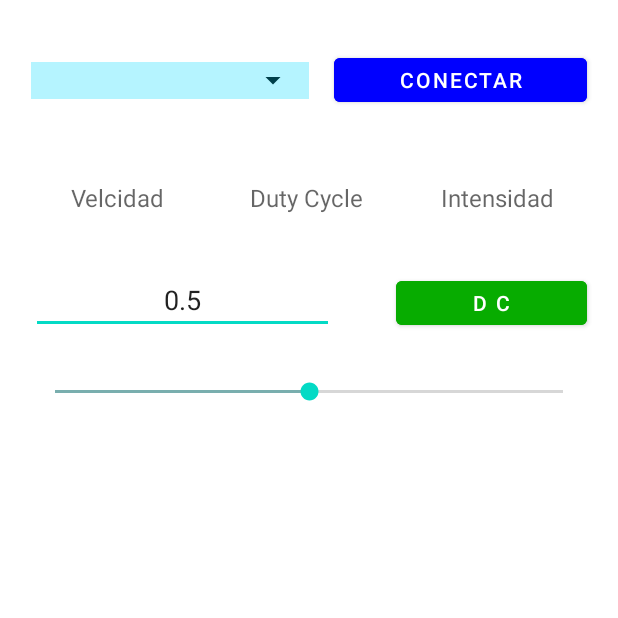
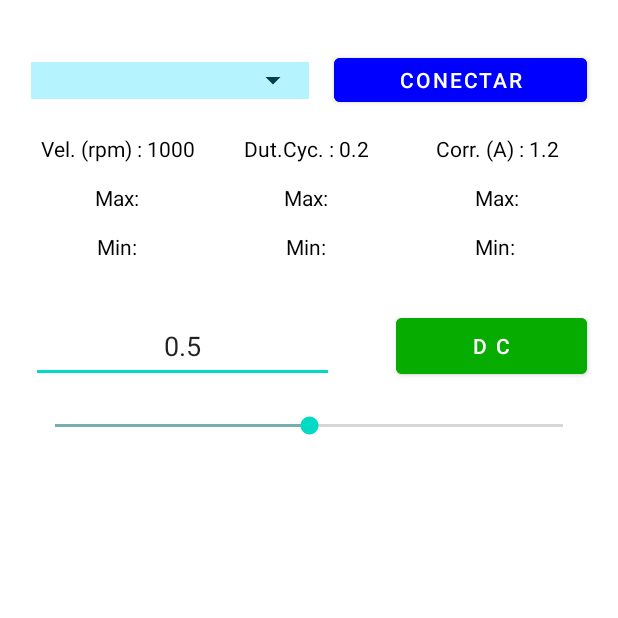
Before and after one commit to Darodbas/Control_BLDC, an Android app: the screen it shows after launch (MainActivity), on a phone screen of 412 x 824 dp, the top half of it. Run offline under Robolectric (Android 15) with nearby library versions, the phone set to English and light mode, and no system bars.

Commit message:
Funcional 1

```diff
--- a/app/src/main/java/com/example/controlbldc/MainActivity.java
+++ b/app/src/main/java/com/example/controlbldc/MainActivity.java
@@ -46,7 +46,7 @@ public class MainActivity extends AppCompatActivity {
     protected BluetoothDevice[] dispositivos;
 
     protected Button  btConectar,btEnvioValor;
-    public TextView tvVelocidad;
+    public TextView tvVelocidad,tvVelocidadMax,tvVelocidadMin,tvDutyCycle,tvDutyCycleMax,tvDutyCycleMin,tvIntensidad,tvIntensidadMax,tvIntensidadMin;
     protected EditText etValorEnvio;
     protected SeekBar sbBarraDeslizante;
     protected Spinner spDispositivos;
@@ -64,7 +64,7 @@ public class MainActivity extends AppCompatActivity {
 
     protected BluetoothAdapter bluetoothAdapter;
 
-    protected BluetoothSocket btsocket = null;
+    public BluetoothSocket btsocket = null;
 
     OutputStream salidas;
     InputStream entradas;
@@ -181,7 +181,19 @@ public class MainActivity extends AppCompatActivity {
         getSupportActionBar().hide();
 
         btConectar = findViewById(R.id.btConectar);
+
         tvVelocidad = findViewById(R.id.tvVelocidad);
+        tvVelocidadMax = findViewById(R.id.tvVelocidadMax);
+        tvVelocidadMin = findViewById(R.id.tvVelocidadMin);
+
+        tvDutyCycle = findViewById(R.id.tvDutyCycle);
+        tvDutyCycleMax = findViewById(R.id.tvDutyCycleMax);
+        tvDutyCycleMin = findViewById(R.id.tvDutyCycleMin);
+
+        tvIntensidad = findViewById(R.id.tvCorriente);
+        tvIntensidadMax = findViewById(R.id.tvCorrienterMax);
+        tvIntensidadMin = findViewById(R.id.tvDutyCycleMin);
+
         sbBarraDeslizante = findViewById(R.id.sbBarraDeslizante);
         etValorEnvio = findViewById(R.id.etValorEnvio);
         btEnvioValor = findViewById(R.id.btEnvioValor);
@@ -223,57 +235,56 @@ public class MainActivity extends AppCompatActivity {
 
                 //Comprueba que Bt este activado y pide permiso en caso de no estarlo//
                 if (!bluetoothAdapter.isEnabled()) {
+                    btActiv=false;
                     enableBtIntent = new Intent(BluetoothAdapter.ACTION_REQUEST_ENABLE);
                     startActivityForResult(enableBtIntent, REQUEST_ENABLE_BT);
+                }else{
+                    btActiv=true;
                 }
 
                 if(btActiv) {
                     if (!conectado) {
-                        //Luego busca el micro en los emparejados//
-                        //PairedDisp();
-                        //intenta conectarse//
-                        if (true) {
                         int contador = 0;
-                            do {
+                    do{
                         try {
                             btsocket = dispConect.createRfcommSocketToServiceRecord(mUUID);
                             btsocket.connect();
+
                         } catch (IOException e) {
                             e.printStackTrace();
                         }
                         contador++;
-                            } while (!btsocket.isConnected() && contador <= 3);
+                        }while(contador<3 && !btsocket.isConnected());
                         if (btsocket.isConnected()) { //conectado correctamente//
                             conectado = true;
                             btConectar.setBackgroundColor(Color.GREEN);
                             btConectar.setText("Desconectar");
                             btConectar.setTextColor(Color.BLACK);
 
-
                             try {
                                 salidas = btsocket.getOutputStream();
                                 entradas = btsocket.getInputStream();
 
-                                    //empieza a recibir datos//
-                                    recib=new ReciboDatos(salidas,entradas,tvVelocidad);
+                                recib = new ReciboDatos(salidas,entradas,tvVelocidad,tvVelocidadMax,tvVelocidadMin,tvDutyCycle,tvDutyCycleMax,tvDutyCycleMin,tvIntensidad,tvIntensidadMax,tvIntensidadMin);
                                 recib.start();
+
                             } catch (IOException e) {
                                 e.printStackTrace();
                             }
 
-                            } else { //error al conectar//
+
+                        } else {
+
                             try {
+
+                                conectado = false;
                                 btsocket.close();
+                                MensajesPantalla(4);
+
                             } catch (IOException e) {
                                 e.printStackTrace();
                             }
-                                MensajesPantalla(4);
-                                conectado = false;
-
-
                         }
-                        }
-
                     }else{
                         try {
                             btsocket.close();
--- a/app/src/main/java/com/example/controlbldc/ReciboDatos.java
+++ b/app/src/main/java/com/example/controlbldc/ReciboDatos.java
@@ -10,12 +10,20 @@ public class ReciboDatos extends Thread{
 
     OutputStream salidas;
     InputStream entradas;
-    TextView tvVelocidad;
+    TextView tvVelocidad,tvVelocidadMax,tvVelocidadMin,tvDutyCycle,tvDutyCycleMax,tvDutyCycleMin,tvIntensidad,tvIntensidadMax,tvIntensidadMin;
 
-    public ReciboDatos(OutputStream salidas, InputStream entradas,TextView tvVelocidad){
+    public ReciboDatos(OutputStream salidas, InputStream entradas,TextView tvVelocidad,TextView tvVelocidadMax,TextView tvVelocidadMin,TextView tvDutyCycle,TextView tvDutyCycleMax,TextView tvDutyCycleMin,TextView tvIntensidad,TextView tvIntensidadMax,TextView tvIntensidadMin){
         this.entradas=entradas;
         this.salidas=salidas;
         this.tvVelocidad=tvVelocidad;
+        this.tvVelocidadMax = tvVelocidadMax;
+        this.tvVelocidadMin = tvVelocidadMin;
+        this.tvDutyCycle = tvDutyCycle;
+        this.tvDutyCycleMax = tvDutyCycleMax;
+        this.tvDutyCycleMin = tvDutyCycleMin;
+        this.tvIntensidad = tvIntensidad;
+        this.tvIntensidadMax = tvIntensidadMax;
+        this.tvIntensidadMin = tvIntensidadMin;
     }
     public ReciboDatos(){
         this.entradas=null;
@@ -25,7 +33,8 @@ public class ReciboDatos extends Thread{
     public void run(){
 
         while(true) {
-            char caracter = ' ';
+            char caracter = '?';
+            char identificador = '?';
             String cadenaRecibida = "";
 
 
@@ -33,18 +42,37 @@ public class ReciboDatos extends Thread{
 
                 entradas.skip(entradas.available());
 
-                while (caracter != 'V' && caracter!= 'A' && caracter!= 'B' && caracter!= 'D' ) {
-
+                while (caracter != 'V' && caracter!= 'I' && caracter!= 'D' ) {//Lee caracteres hasta llegar a una V, I o D//
                     caracter = (char) entradas.read();
                 }
-                while (caracter != 'f') {
+                identificador=caracter; //guardamos el caracter con el que ha llegado//
+
+                while (caracter != 'f') { //leemos hasta encontrar una f y lo guardamos en una cadena//
                     caracter = (char) entradas.read();
                     if (caracter != 'f') {
                         cadenaRecibida = cadenaRecibida + caracter;
                     }
 
                 }
-                tvVelocidad.setText(cadenaRecibida);
+
+                switch (identificador){
+
+                    case 'V':
+                        tvVelocidad.setText("Vel. "+cadenaRecibida+" rpm");
+                        break;
+
+                    case 'D':
+                        tvDutyCycle.setText("Dut.Cyc. "+cadenaRecibida);
+                        break;
+
+                    case 'I':
+                        tvIntensidad.setText("Corr. "+cadenaRecibida+" A");
+                        break;
+
+
+                }
+
+
 
             } catch (IOException e) {
                 e.printStackTrace();
--- a/app/src/main/res/layout/activity_main.xml
+++ b/app/src/main/res/layout/activity_main.xml
@@ -28,13 +28,13 @@
         app:layout_constraintTop_toTopOf="@+id/guideline19" />
 
     <TextView
-        android:id="@+id/tvVelocidad"
+        android:id="@+id/tvVelocidadMax"
         android:layout_width="0dp"
         android:layout_height="0dp"
         android:gravity="center"
-        android:hint="Velcidad"
+        android:text="Max:"
         android:textColor="#000000"
-        android:textSize="16sp"
+        android:textSize="14sp"
         app:layout_constraintBottom_toTopOf="@+id/guideline21"
         app:layout_constraintEnd_toStartOf="@+id/guideline23"
         app:layout_constraintStart_toStartOf="@+id/guideline7"
@@ -52,7 +52,7 @@
         android:layout_width="wrap_content"
         android:layout_height="wrap_content"
         android:orientation="horizontal"
-        app:layout_constraintGuide_percent="0.22" />
+        app:layout_constraintGuide_percent="0.25" />
 
     <androidx.constraintlayout.widget.Guideline
         android:id="@+id/guideline4"
@@ -66,7 +66,7 @@
         android:layout_width="wrap_content"
         android:layout_height="wrap_content"
         android:orientation="horizontal"
-        app:layout_constraintGuide_percent="0.27" />
+        app:layout_constraintGuide_percent="0.31" />
 
     <androidx.constraintlayout.widget.Guideline
         android:id="@+id/guideline7"
@@ -94,7 +94,7 @@
         android:layout_width="wrap_content"
         android:layout_height="wrap_content"
         android:orientation="horizontal"
-        app:layout_constraintGuide_percent="0.34" />
+        app:layout_constraintGuide_percent="0.37" />
 
     <SeekBar
         android:id="@+id/sbBarraDeslizante"
@@ -241,24 +241,28 @@
         app:layout_constraintGuide_percent="0.64" />
 
     <TextView
-        android:id="@+id/tvDutyCycle"
+        android:id="@+id/tvDutyCycleMax"
         android:layout_width="0dp"
         android:layout_height="0dp"
         android:gravity="center"
         android:hint="Duty Cycle"
-        android:textSize="16sp"
+        android:text="Max:"
+        android:textColor="#000000"
+        android:textSize="14sp"
         app:layout_constraintBottom_toTopOf="@+id/guideline21"
         app:layout_constraintEnd_toStartOf="@+id/guideline25"
         app:layout_constraintStart_toStartOf="@+id/guideline24"
         app:layout_constraintTop_toTopOf="@+id/guideline22" />
 
     <TextView
-        android:id="@+id/tvCorriente"
+        android:id="@+id/tvCorrienterMax"
         android:layout_width="0dp"
         android:layout_height="0dp"
         android:gravity="center"
         android:hint="Intensidad"
-        android:textSize="16sp"
+        android:text="Max:"
+        android:textColor="#000000"
+        android:textSize="14sp"
         app:layout_constraintBottom_toTopOf="@+id/guideline21"
         app:layout_constraintEnd_toStartOf="@+id/guideline8"
         app:layout_constraintStart_toStartOf="@+id/guideline5"
@@ -269,6 +273,92 @@
         android:layout_width="wrap_content"
         android:layout_height="wrap_content"
         android:orientation="horizontal"
-        app:layout_constraintGuide_percent="0.295" />
+        app:layout_constraintGuide_percent="0.32" />
+
+    <TextView
+        android:id="@+id/tvVelocidad"
+        android:layout_width="0dp"
+        android:layout_height="0dp"
+        android:gravity="center"
+        android:text="Vel. (rpm) : 1000"
+        android:textColor="#000000"
+        app:layout_constraintBottom_toTopOf="@+id/tvVelocidadMax"
+        app:layout_constraintEnd_toStartOf="@+id/guideline23"
+        app:layout_constraintStart_toStartOf="@+id/guideline7"
+        app:layout_constraintTop_toTopOf="@+id/guideline16" />
+
+    <TextView
+        android:id="@+id/tvDutyCycle"
+        android:layout_width="0dp"
+        android:layout_height="0dp"
+        android:gravity="center"
+        android:text="Dut.Cyc. : 0.2"
+        android:textColor="#000000"
+        app:layout_constraintBottom_toTopOf="@+id/guideline22"
+        app:layout_constraintEnd_toStartOf="@+id/guideline25"
+        app:layout_constraintStart_toStartOf="@+id/guideline24"
+        app:layout_constraintTop_toTopOf="@+id/guideline16" />
+
+    <TextView
+        android:id="@+id/tvCorriente"
+        android:layout_width="0dp"
+        android:layout_height="0dp"
+        android:gravity="center"
+        android:text="Corr. (A) : 1.2"
+        android:textColor="#000000"
+        app:layout_constraintBottom_toTopOf="@+id/guideline22"
+        app:layout_constraintEnd_toStartOf="@+id/guideline8"
+        app:layout_constraintStart_toStartOf="@+id/guideline5"
+        app:layout_constraintTop_toTopOf="@+id/guideline16" />
+
+    <androidx.constraintlayout.widget.Guideline
+        android:id="@+id/guideline16"
+        android:layout_width="wrap_content"
+        android:layout_height="wrap_content"
+        android:orientation="horizontal"
+        app:layout_constraintGuide_percent="0.1" />
+
+    <androidx.constraintlayout.widget.Guideline
+        android:id="@+id/guideline17"
+        android:layout_width="wrap_content"
+        android:layout_height="wrap_content"
+        android:orientation="horizontal"
+        app:layout_constraintGuide_percent="0.22" />
+
+    <TextView
+        android:id="@+id/tvVelocidadMin"
+        android:layout_width="0dp"
+        android:layout_height="0dp"
+        android:gravity="center"
+        android:text="Min:"
+        android:textColor="#000000"
+        app:layout_constraintBottom_toTopOf="@+id/guideline17"
+        app:layout_constraintEnd_toStartOf="@+id/guideline23"
+        app:layout_constraintStart_toStartOf="@+id/guideline7"
+        app:layout_constraintTop_toBottomOf="@+id/tvVelocidadMax" />
+
+    <TextView
+        android:id="@+id/tvDutyCycleMin"
+        android:layout_width="0dp"
+        android:layout_height="0dp"
+        android:gravity="center"
+        android:text="Min:"
+        android:textColor="#000000"
+        app:layout_constraintBottom_toTopOf="@+id/guideline17"
+        app:layout_constraintEnd_toStartOf="@+id/guideline25"
+        app:layout_constraintStart_toStartOf="@+id/guideline24"
+        app:layout_constraintTop_toTopOf="@+id/guideline21" />
+
+    <TextView
+        android:id="@+id/tvCorrienterMin"
+        android:layout_width="0dp"
+        android:layout_height="0dp"
+        android:gravity="center"
+        android:text="Min: "
+        android:textColor="#000000"
+        app:layout_constraintBottom_toTopOf="@+id/guideline17"
+        app:layout_constraintEnd_toStartOf="@+id/guideline8"
+        app:layout_constraintStart_toStartOf="@+id/guideline5"
+        app:layout_constraintTop_toTopOf="@+id/guideline21" />
 
 </androidx.constraintlayout.widget.ConstraintLayout>
```
Lines whose indentation alone changed are shown as unchanged.
